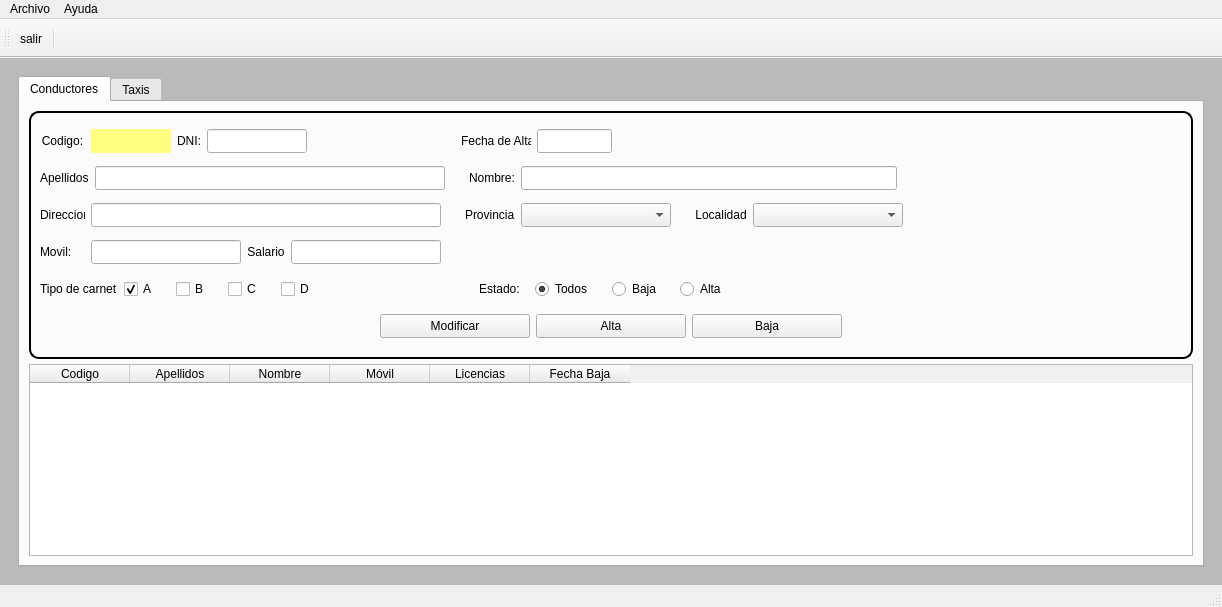
javierlago/lagoamoedo, file templates/MainWindow.ui: the form before one commit.
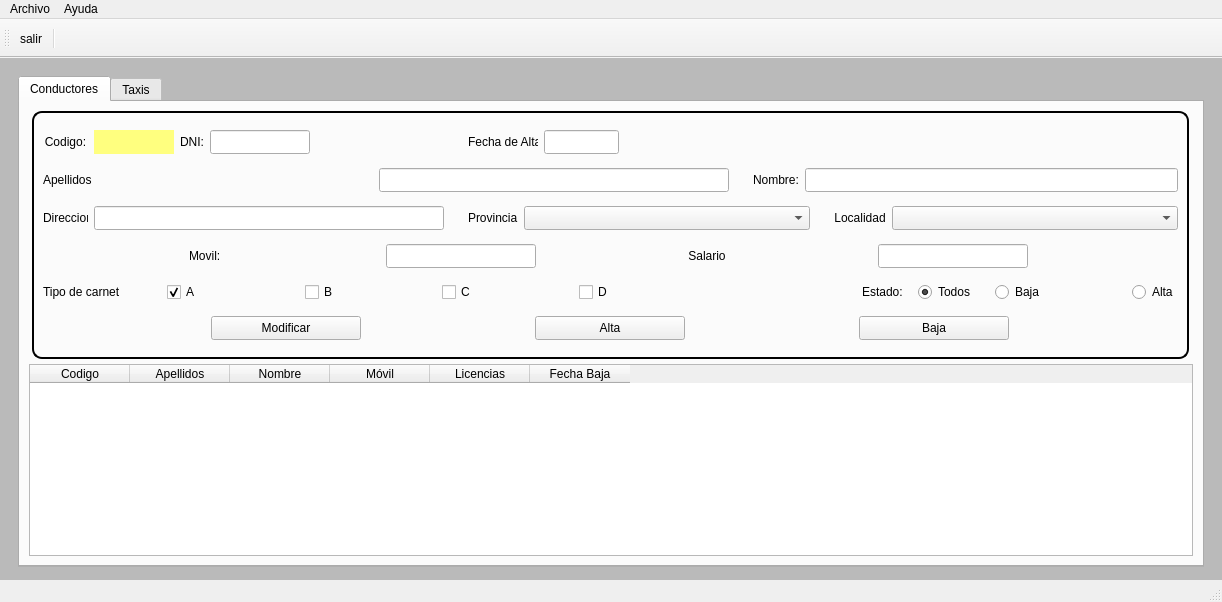
The form after the commit. Icons and pictures are not drawn.

```diff
--- a/templates/MainWindow.ui
+++ b/templates/MainWindow.ui
@@ -14,21 +14,21 @@
    </rect>
   </property>
   <property name="sizePolicy">
-   <sizepolicy hsizetype="Expanding" vsizetype="Expanding">
+   <sizepolicy hsizetype="Preferred" vsizetype="Preferred">
     <horstretch>0</horstretch>
     <verstretch>0</verstretch>
    </sizepolicy>
   </property>
   <property name="minimumSize">
    <size>
-    <width>0</width>
-    <height>0</height>
+    <width>1222</width>
+    <height>602</height>
    </size>
   </property>
   <property name="maximumSize">
    <size>
-    <width>1920</width>
-    <height>1080</height>
+    <width>16777215</width>
+    <height>16777215</height>
    </size>
   </property>
   <property name="contextMenuPolicy">
@@ -61,7 +61,7 @@
   </property>
   <widget class="QWidget" name="centralwidget">
    <property name="sizePolicy">
-    <sizepolicy hsizetype="Expanding" vsizetype="Expanding">
+    <sizepolicy hsizetype="Maximum" vsizetype="Maximum">
      <horstretch>0</horstretch>
      <verstretch>0</verstretch>
     </sizepolicy>
@@ -118,8 +118,8 @@
           <attribute name="title">
            <string>Conductores</string>
           </attribute>
-          <layout class="QVBoxLayout" name="verticalLayout_3">
-           <item>
+          <layout class="QGridLayout" name="gridLayout_2">
+           <item row="0" column="0" alignment="Qt::AlignHCenter">
             <widget class="QFrame" name="boxInfo">
              <property name="enabled">
               <bool>true</bool>
@@ -302,11 +302,11 @@
                    <enum>Qt::Horizontal</enum>
                   </property>
                   <property name="sizeType">
-                   <enum>QSizePolicy::Minimum</enum>
+                   <enum>QSizePolicy::Fixed</enum>
                   </property>
                   <property name="sizeHint" stdset="0">
                    <size>
-                    <width>118</width>
+                    <width>122</width>
                     <height>24</height>
                    </size>
                   </property>
@@ -386,22 +386,6 @@
                   </property>
                  </widget>
                 </item>
-                <item>
-                 <spacer name="horizontalSpacer_11">
-                  <property name="orientation">
-                   <enum>Qt::Horizontal</enum>
-                  </property>
-                  <property name="sizeType">
-                   <enum>QSizePolicy::Expanding</enum>
-                  </property>
-                  <property name="sizeHint" stdset="0">
-                   <size>
-                    <width>509</width>
-                    <height>14</height>
-                   </size>
-                  </property>
-                 </spacer>
-                </item>
                </layout>
               </item>
               <item>
@@ -498,31 +482,18 @@
                   </property>
                   <property name="minimumSize">
                    <size>
-                    <width>376</width>
+                    <width>373</width>
                     <height>24</height>
                    </size>
                   </property>
                   <property name="maximumSize">
                    <size>
-                    <width>376</width>
+                    <width>373</width>
                     <height>24</height>
                    </size>
                   </property>
                  </widget>
                 </item>
-                <item>
-                 <spacer name="horizontalSpacer_2">
-                  <property name="orientation">
-                   <enum>Qt::Horizontal</enum>
-                  </property>
-                  <property name="sizeHint" stdset="0">
-                   <size>
-                    <width>278</width>
-                    <height>17</height>
-                   </size>
-                  </property>
-                 </spacer>
-                </item>
                </layout>
               </item>
               <item>
@@ -670,19 +641,6 @@
                   </property>
                  </widget>
                 </item>
-                <item>
-                 <spacer name="horizontalSpacer_3">
-                  <property name="orientation">
-                   <enum>Qt::Horizontal</enum>
-                  </property>
-                  <property name="sizeHint" stdset="0">
-                   <size>
-                    <width>278</width>
-                    <height>20</height>
-                   </size>
-                  </property>
-                 </spacer>
-                </item>
                </layout>
               </item>
               <item>
@@ -769,19 +727,6 @@
                   </property>
                  </widget>
                 </item>
-                <item>
-                 <spacer name="horizontalSpacer_6">
-                  <property name="orientation">
-                   <enum>Qt::Horizontal</enum>
-                  </property>
-                  <property name="sizeHint" stdset="0">
-                   <size>
-                    <width>708</width>
-                    <height>20</height>
-                   </size>
-                  </property>
-                 </spacer>
-                </item>
                </layout>
               </item>
               <item>
@@ -993,39 +938,10 @@
                   </attribute>
                  </widget>
                 </item>
-                <item>
-                 <spacer name="horizontalSpacer_8">
-                  <property name="orientation">
-                   <enum>Qt::Horizontal</enum>
-                  </property>
-                  <property name="sizeHint" stdset="0">
-                   <size>
-                    <width>458</width>
-                    <height>24</height>
-                   </size>
-                  </property>
-                 </spacer>
-                </item>
                </layout>
               </item>
               <item>
                <layout class="QHBoxLayout" name="horizontalLayout_6">
-                <item>
-                 <spacer name="horizontalSpacer_4">
-                  <property name="orientation">
-                   <enum>Qt::Horizontal</enum>
-                  </property>
-                  <property name="sizeType">
-                   <enum>QSizePolicy::Expanding</enum>
-                  </property>
-                  <property name="sizeHint" stdset="0">
-                   <size>
-                    <width>200</width>
-                    <height>20</height>
-                   </size>
-                  </property>
-                 </spacer>
-                </item>
                 <item>
                  <widget class="QPushButton" name="btnModifDriver">
                   <property name="enabled">
@@ -1107,22 +1023,6 @@
                   </property>
                  </widget>
                 </item>
-                <item>
-                 <spacer name="horizontalSpacer_5">
-                  <property name="orientation">
-                   <enum>Qt::Horizontal</enum>
-                  </property>
-                  <property name="sizeType">
-                   <enum>QSizePolicy::Expanding</enum>
-                  </property>
-                  <property name="sizeHint" stdset="0">
-                   <size>
-                    <width>200</width>
-                    <height>20</height>
-                   </size>
-                  </property>
-                 </spacer>
-                </item>
                </layout>
               </item>
              </layout>
```
Left out of the diff: 2 changed lines with no effect on the pictures.
